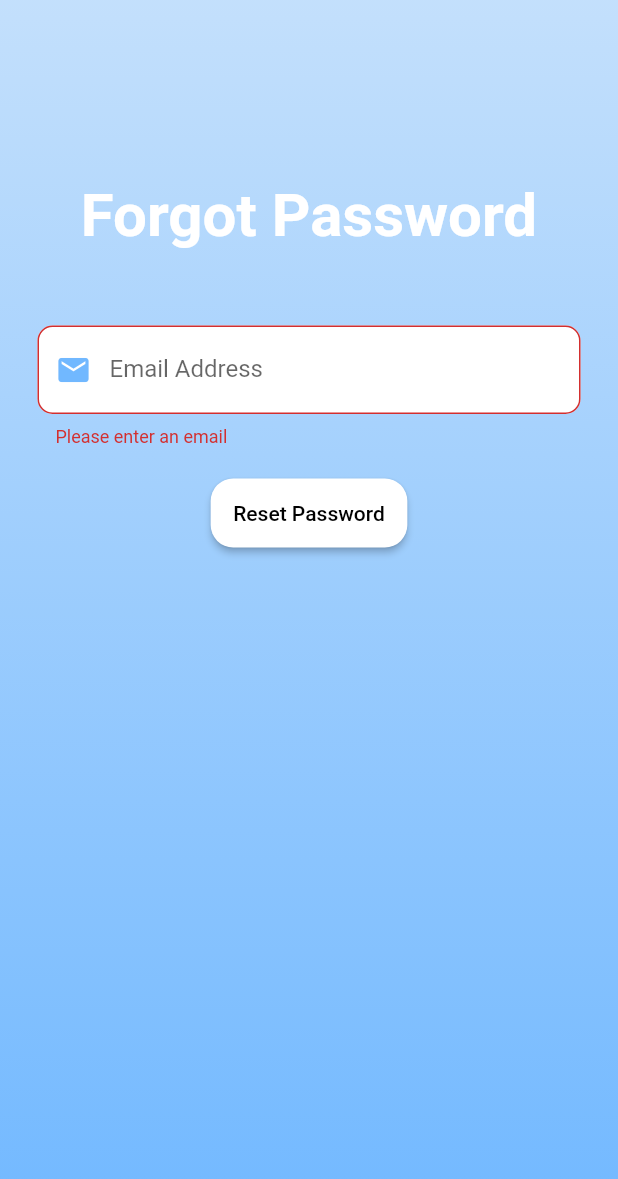
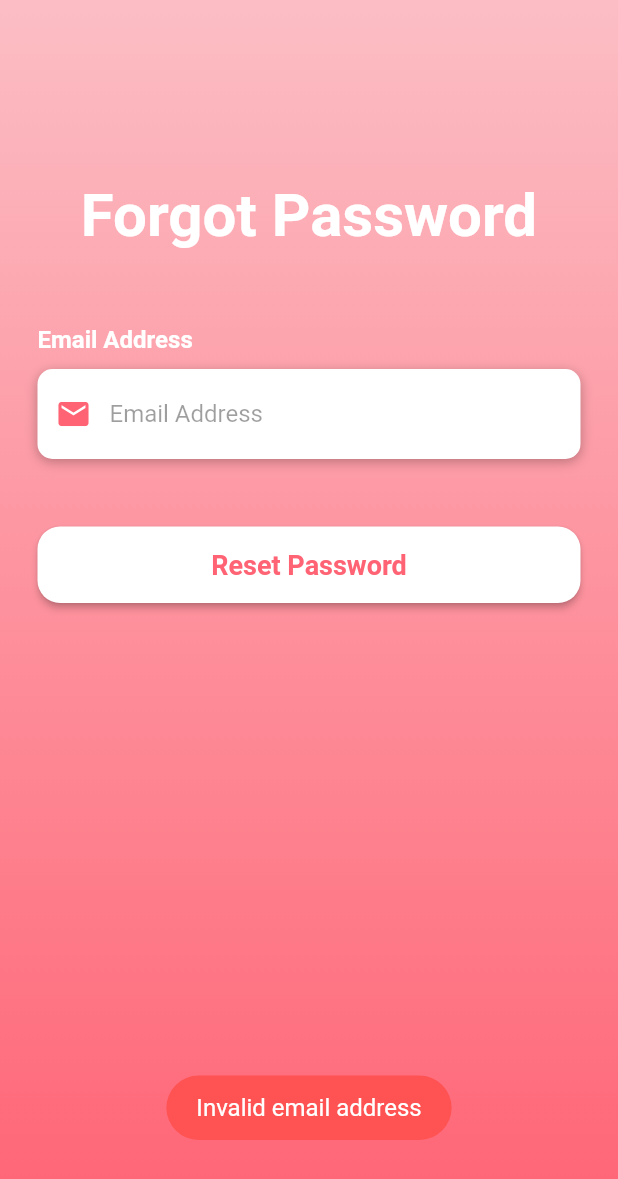
Before and after one commit to raees-wits/Praktyk, a Flutter app: the ForgotPasswordScreen screen opened directly, after a tap on "Reset Password", on a phone screen of 412 x 824 dp. Shown: the top 1179 px of the screen. Run offline on Flutter 3.47's test engine with Material 2 defaults, Android fonts, the phone set to English and light mode, and no system bars; our stand-ins replace bottom_navy_bar, cloud_firestore, firebase_core, fluttertoast; accounts and stored records are empty.

Commit message:
Changed colors in login screens

```diff
--- a/lib/screens/forgot_password_screen.dart
+++ b/lib/screens/forgot_password_screen.dart
@@ -1,7 +1,9 @@
-import 'dart:io';
+import 'package:e_learning_app/constants.dart';
+import 'package:e_learning_app/screens/login_screen.dart';
 import 'package:flutter/material.dart';
 import 'package:flutter/services.dart';
 import 'package:fluttertoast/fluttertoast.dart';
+
 
 class ForgotPasswordScreen extends StatefulWidget {
   @override
@@ -10,14 +12,14 @@ class ForgotPasswordScreen extends StatefulWidget {
 
 class _ForgotPasswordScreenState extends State<ForgotPasswordScreen> {
   TextEditingController emailController = TextEditingController();
-  final _formKey = GlobalKey<FormState>();
 
-  bool isValidEmail(String? value) {
-    final emailRegExp = RegExp(r"^[a-zA-Z0-9.a-zA-Z0-9.!#$%&'*+-/=?^_`{|}~]+@[a-zA-Z0-9]+\.[a-zA-Z]+");
-    return emailRegExp.hasMatch(value ?? '');
+  @override
+
+  bool isValidEmail(String email) {
+    final RegExp regex = RegExp(r'^[\w-]+(\.[\w-]+)*@([\w-]+\.)+[a-zA-Z]{2,7}$');
+    return regex.hasMatch(email);
   }
 
-  @override
   Widget build(BuildContext context) {
     return Scaffold(
       body: AnnotatedRegion<SystemUiOverlayStyle>(
@@ -30,18 +32,16 @@ class _ForgotPasswordScreenState extends State<ForgotPasswordScreen> {
               begin: Alignment.topCenter,
               end: Alignment.bottomCenter,
               colors: [
-                Color(0x6671b8ff),
-                Color(0x9971b8ff),
-                Color(0xcc71b8ff),
-                Color(0xFF71b8ff),
+                Color(0x66ff6374),
+                Color(0x99ff6374),
+                Color(0xccff6374),
+                Color(0xFFff6374),
               ],
             ),
           ),
           child: SingleChildScrollView(
             physics: AlwaysScrollableScrollPhysics(),
             padding: EdgeInsets.symmetric(horizontal: 25, vertical: 120),
-            child: Form(
-              key: _formKey,
             child: Column(
               mainAxisAlignment: MainAxisAlignment.center,
               children: [
@@ -56,31 +56,51 @@ class _ForgotPasswordScreenState extends State<ForgotPasswordScreen> {
                 SizedBox(height: 50),
                 buildTextField("Email Address", emailController),
                 SizedBox(height: 20),
-                  ElevatedButton(
+                Container(
+                  padding: EdgeInsets.symmetric(vertical: 25),
+                  width: double.infinity,
+                  child: ElevatedButton(
                     onPressed: () {
-                      if (_formKey.currentState!.validate()) {
+                      if (isValidEmail(emailController.text)) {
+                        Navigator.push(
+                          context,
+                          MaterialPageRoute(builder: (context) => LoginScreen())
+                        );
                         Fluttertoast.showToast(
                           msg: "Email sent",
                           toastLength: Toast.LENGTH_SHORT,
                           gravity: ToastGravity.BOTTOM,
-                          timeInSecForIosWeb: 1,
+                          timeInSecForIosWeb: 4,
                           backgroundColor: Colors.blueAccent,
+                          textColor: Colors.white,
+                          fontSize: 16,
+                        );
+                      } else {
+                        Fluttertoast.showToast(
+                          msg: "Invalid email address",
+                          toastLength: Toast.LENGTH_SHORT,
+                          gravity: ToastGravity.BOTTOM,
+                          timeInSecForIosWeb: 4,
+                          backgroundColor: Colors.redAccent,
                           textColor: Colors.white,
                           fontSize: 16,
                         );
                       }
                     },
-                    child: Text(
-                      "Reset Password",
-                      style: TextStyle(
-                        color: Colors.black,
-                      ),
-                    ),
                     style: ElevatedButton.styleFrom(
                       backgroundColor: Colors.white,
                       padding: EdgeInsets.all(15),
                       shape: RoundedRectangleBorder(
                         borderRadius: BorderRadius.circular(15),
+                      ),
+                    ),
+                    child: Text(
+                      "Reset Password",
+                      style: TextStyle(
+                        color: kpink,
+                        fontSize: 18,
+                        fontWeight: FontWeight.bold,
+                      ),
                     ),
                   ),
                 ),
@@ -89,41 +109,54 @@ class _ForgotPasswordScreenState extends State<ForgotPasswordScreen> {
           ),
         ),
       ),
-      ),
     );
   }
 
   Widget buildTextField(String hint, TextEditingController controller) {
-    return TextFormField(
-      controller: controller,
-      keyboardType: hint == "Email Address" ? TextInputType.emailAddress : TextInputType.text,
-      validator: (value) {
-        if (value == null || value.isEmpty) {
-          return 'Please enter an email';
-        }
-        if (!isValidEmail(value)) {
-          return 'Please enter a valid email';
-        }
-        return null;
-      },
-      decoration: InputDecoration(
-        labelText: hint,
-        fillColor: Colors.white,
-        filled: true,
-        border: OutlineInputBorder(
-          borderRadius: BorderRadius.circular(10),
-        ),
-        prefixIcon: Icon(
-          hint == "Email Address" ? Icons.email : Icons.person,
-          color: Color(0xFF71b8ff),
+    return Column(
+      crossAxisAlignment: CrossAxisAlignment.start,
+      children: <Widget>[
+        Text(
+          hint,
+          style: TextStyle(
+            color: Colors.white,
+            fontSize: 16,
+            fontWeight: FontWeight.bold,
           ),
         ),
+        SizedBox(height: 10),
+        Container(
+          alignment: Alignment.centerLeft,
+          decoration: BoxDecoration(
+            color: Colors.white,
+            borderRadius: BorderRadius.circular(10),
+            boxShadow: [
+              BoxShadow(
+                color: Colors.black26,
+                blurRadius: 6,
+                offset: Offset(0, 2),
+              ),
+            ],
+          ),
+          height: 60,
+          child: TextField(
+            controller: controller,
+            keyboardType: TextInputType.emailAddress,
+            decoration: InputDecoration(
+              border: InputBorder.none,
+              contentPadding: EdgeInsets.only(top: 14),
+              prefixIcon: Icon(
+                Icons.email,
+                color: kpink,
+              ),
+              hintText: hint,
+              hintStyle: TextStyle(
+                color: Colors.black38,
+              ),
+            ),
+          ),
+        ),
+      ],
     );
   }
 }
-
-void main() {
-  runApp(MaterialApp(
-    home: ForgotPasswordScreen(),
-  ));
-}
--- a/lib/screens/login_screen.dart
+++ b/lib/screens/login_screen.dart
@@ -1,3 +1,4 @@
+import 'package:e_learning_app/constants.dart';
 import 'package:e_learning_app/screens/forgot_password_screen.dart';
 import 'package:e_learning_app/screens/home_screen.dart';
 import 'package:e_learning_app/screens/registration_screen.dart';
@@ -51,7 +52,7 @@ class _LoginScreenState extends State<LoginScreen> {
                   contentPadding: EdgeInsets.only(top: 14),
                   prefixIcon: Icon(
                       Icons.email,
-                      color: Color(0xFF71b8ff)
+                      color: kpink,
                   ),
                   hintText: 'Email',
                   hintStyle: TextStyle(
```
Lines whose indentation alone changed are shown as unchanged.
